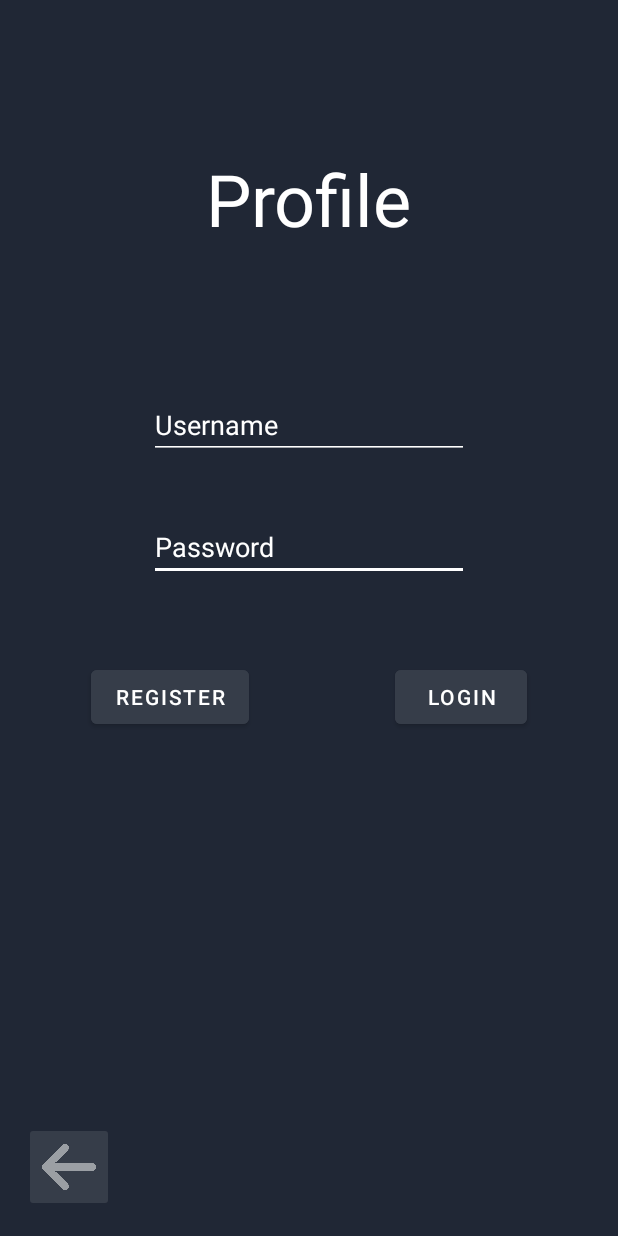
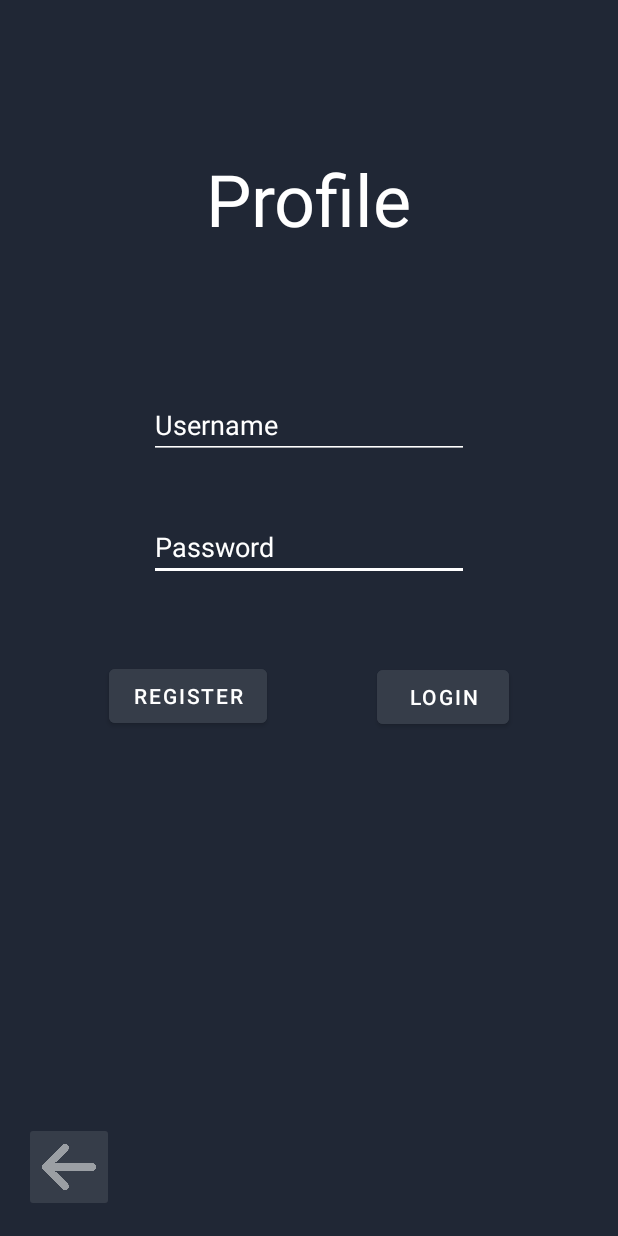
Before and after one commit to Galahallt/MOBDEVE-Project, an Android app: the Profile screen opened directly, with no data from a screen before it, on a phone screen of 412 x 824 dp. Run offline under Robolectric (Android 15) with nearby library versions, the phone set to English and light mode, and no system bars; Roboto replaces fonts that are not available here.

Commit message:
Minor xml

```diff
--- a/Pong/app/src/main/res/layout/profile.xml
+++ b/Pong/app/src/main/res/layout/profile.xml
@@ -51,13 +51,12 @@
         app:layout_constraintEnd_toStartOf="@+id/btnLogin"
         app:layout_constraintStart_toStartOf="parent"
         app:layout_constraintTop_toBottomOf="@+id/tvPrompt"
-        app:layout_constraintVertical_bias="0.044" />
+        app:layout_constraintVertical_bias="0.041" />
 
     <Button
         android:id="@+id/btnLogin"
         android:layout_width="wrap_content"
         android:layout_height="wrap_content"
-        android:layout_marginStart="36dp"
         android:backgroundTint="#363D49"
         android:text="Login"
         app:layout_constraintBottom_toTopOf="@+id/ibProfileBack"
```
